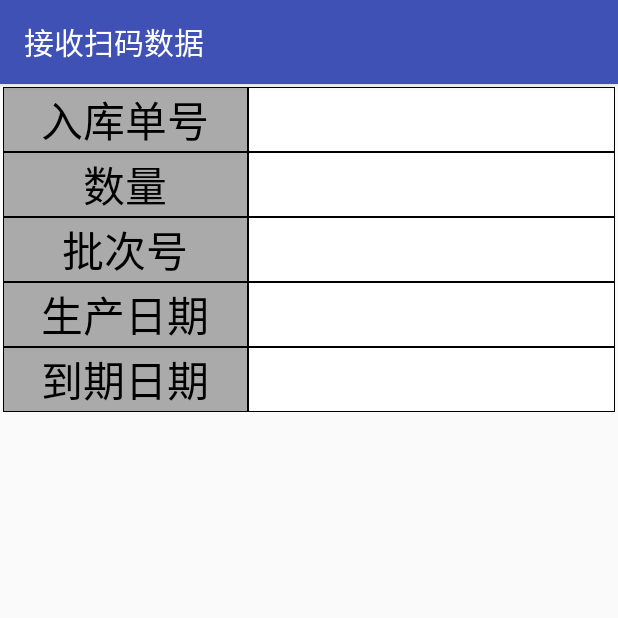
After one commit to QACBoy/Logistics, an Android app: the ScanRActivity screen opened directly, with no data from a screen before it, on a phone screen of 412 x 824 dp, the top half of it. The commit adds this screen. Run offline under Robolectric (Android 15) with nearby library versions, the phone set to English and light mode, and no system bars; libraries missing offline, so code that uses them is left out: com.borax12.materialdaterangepicker, com.r0adkll.slidr; 2 statements that could not run were skipped.

Commit message:
ScannnerResultActivity

```diff
--- a/app/src/main/AndroidManifest.xml
+++ b/app/src/main/AndroidManifest.xml
@@ -12,8 +12,7 @@
         android:label="@string/app_name"
         android:supportsRtl="true"
         android:theme="@style/AppTheme">
-        <activity android:name=".Activity.MainActivity">
-        </activity>
+        <activity android:name=".Activity.MainActivity"></activity>
 
         <receiver android:name=".Recevier.TReceiver">
             <intent-filter android:priority="2147483647">
@@ -28,6 +27,7 @@
                 <category android:name="android.intent.category.LAUNCHER" />
             </intent-filter>
         </activity>
+        <activity android:name=".Activity.ScanRActivity" android:launchMode="singleInstance"></activity>
     </application>
 
 </manifest>
--- /dev/null
+++ b/app/src/main/java/com/example/scandemo5/Activity/ScanRActivity.java
@@ -0,0 +1,172 @@
+package com.example.scandemo5.Activity;
+
+import android.graphics.Color;
+import android.support.v7.app.AppCompatActivity;
+import android.os.Bundle;
+import android.util.Log;
+import android.view.LayoutInflater;
+import android.view.View;
+import android.widget.EditText;
+import android.widget.TableLayout;
+import android.widget.TableRow;
+import android.widget.TextView;
+import android.widget.Toast;
+
+import com.borax12.materialdaterangepicker.date.DatePickerDialog;
+import com.example.scandemo5.Data.UpLoad;
+import com.example.scandemo5.MyApp;
+import com.example.scandemo5.R;
+import com.example.scandemo5.Utils.Global;
+import com.example.scandemo5.Utils.JMap;
+import com.example.scandemo5.Utils.RMap;
+import com.r0adkll.slidr.Slidr;
+import com.r0adkll.slidr.model.SlidrInterface;
+
+import java.util.Calendar;
+
+public class ScanRActivity extends AppCompatActivity {
+
+    public static TableLayout tabltLayout;
+    private JMap<String, String> map;
+
+    @Override
+    protected void onCreate(Bundle savedInstanceState) {
+        super.onCreate(savedInstanceState);
+        setContentView(R.layout.activity_scan_r);
+        int primary = getResources().getColor(R.color.colorPrimary);
+        int secondary = getResources().getColor(R.color.colorPrimaryDark);
+        SlidrInterface slidrInterface = Slidr.attach(this, primary, secondary);
+        tabltLayout = (TableLayout) findViewById(R.id.table);
+    }
+
+    @Override
+    protected void onStart() {
+        super.onStart();
+        Global.scanRActivity = this;
+    }
+
+    @Override
+    protected void onResume() {
+        super.onResume();
+        showUI();
+    }
+
+    @Override
+    protected void onStop() {
+        addDataToUpLoadList();
+        super.onStop();
+    }
+
+    private void addChildView(String key, String value, boolean Enable){
+        TableRow row = (TableRow) LayoutInflater.from(ScanRActivity.this).inflate(R.layout.handle_item, null);
+
+        TextView tKey = (TextView) row.findViewById(R.id.handle_item_key);
+        EditText tValue = (EditText) row.findViewById(R.id.handle_item_value);
+        tValue.setEnabled(Enable);
+
+//              Log.d("11010", "showUI: " + key + "------" + value);
+        tKey.setText(key);
+        tValue.setText(value);
+
+        tabltLayout.addView(row);
+    }
+
+    private void addChildTimeView(String key){
+        TableRow row = (TableRow) LayoutInflater.from(ScanRActivity.this).inflate(R.layout.handle_item, null);
+
+        TextView tKey = (TextView) row.findViewById(R.id.handle_item_key);
+        EditText tValue = (EditText) row.findViewById(R.id.handle_item_value);
+        tValue.setFocusableInTouchMode(false);
+
+        tKey.setText(key);
+        tValue.setText("");
+
+        tValue.setOnClickListener(new View.OnClickListener() {
+            @Override
+            public void onClick(final View v) {
+                Calendar now = Calendar.getInstance();
+                DatePickerDialog dpd = DatePickerDialog.newInstance(
+                        new DatePickerDialog.OnDateSetListener() {
+                            @Override
+                            public void onDateSet(DatePickerDialog view, int year, int monthOfYear, int dayOfMonth, int yearEnd, int monthOfYearEnd, int dayOfMonthEnd) {
+                                Log.d("12111", "onDateSet() called with: view = [" + view + "], year = [" + year + "], monthOfYear = [" + monthOfYear + "], dayOfMonth = [" + dayOfMonth + "], yearEnd = [" + yearEnd + "], monthOfYearEnd = [" + monthOfYearEnd + "], dayOfMonthEnd = [" + dayOfMonthEnd + "]");
+                                ((EditText) tabltLayout.getChildAt(15).findViewById(R.id.handle_item_value)).setText(year+"-"+(monthOfYear + 1)+"-"+dayOfMonth);
+                                ((EditText) tabltLayout.getChildAt(16).findViewById(R.id.handle_item_value)).setText(yearEnd+"-"+(monthOfYearEnd + 1)+"-"+dayOfMonthEnd);
+                            }
+                        },
+                        now.get(Calendar.YEAR),
+                        now.get(Calendar.MONTH),
+                        now.get(Calendar.DAY_OF_MONTH)
+                );
+                dpd.show(getFragmentManager(), "Datepickerdialog");
+            }
+        });
+
+        tabltLayout.addView(row);
+    }
+
+    private void addDataToUpLoadList(){
+        if(tabltLayout.getChildCount() > 0) {
+            String barcode = ((EditText) tabltLayout.getChildAt(3).findViewById(R.id.handle_item_value)).getText().toString();
+            String goods_no = ((EditText) tabltLayout.getChildAt(1).findViewById(R.id.handle_item_value)).getText().toString();
+            String goods_name = ((EditText) tabltLayout.getChildAt(2).findViewById(R.id.handle_item_value)).getText().toString();
+            String MFG = ((EditText) tabltLayout.getChildAt(15).findViewById(R.id.handle_item_value)).getText().toString();
+            String EXP = ((EditText) tabltLayout.getChildAt(16).findViewById(R.id.handle_item_value)).getText().toString();
+            String LOT = ((EditText) tabltLayout.getChildAt(14).findViewById(R.id.handle_item_value)).getText().toString();
+            String quantity = ((EditText) tabltLayout.getChildAt(13).findViewById(R.id.handle_item_value)).getText().toString();
+            Global.upLoad.add(new UpLoad.ScanData(barcode, goods_no, goods_name, MFG, EXP, LOT, quantity));
+        }
+    }
+
+    public void showUI() {
+
+        addDataToUpLoadList();
+
+        map = Global.ShowUI_map;
+        tabltLayout.removeAllViewsInLayout();
+        tabltLayout.setBackgroundColor(Color.BLACK);
+        addChildView(RMap.getrMap().get("procure_no"),Global.PROCURENO,false);
+        for (int i = 0; i < map.size(); i++) {
+            String key = RMap.getrMap().get(map.indexKey(i));
+            String value = map.get(map.indexKey(i));
+
+            addChildView(key,value,false);
+        }
+        addChildView(RMap.getrMap().get("quantity"),"",true);
+        addChildView(RMap.getrMap().get("LOT"),"",true);
+        //生产日期
+        addChildTimeView(RMap.getrMap().get("MFG"));
+        //到期日期
+
+        addChildTimeView(RMap.getrMap().get("EXP"));
+    }
+
+    private boolean validate(){
+        String str = ((EditText)tabltLayout.getChildAt(13).findViewById(R.id.handle_item_value)).getText().toString();
+        if(!"".equals(str) && str != null){
+            if(new Integer(str) > 0) {
+                str = ((EditText) tabltLayout.getChildAt(14).findViewById(R.id.handle_item_value)).getText().toString();
+                if(!"".equals(str) && str != null){
+                    str = ((EditText) tabltLayout.getChildAt(15).findViewById(R.id.handle_item_value)).getText().toString();
+                    if(!"".equals(str) && str != null){
+                        str = ((EditText) tabltLayout.getChildAt(16).findViewById(R.id.handle_item_value)).getText().toString();
+                        if(!"".equals(str) && str != null){
+                            return true;
+                        }else {
+                            Toast.makeText(ScanRActivity.this,"请选择到期日期",Toast.LENGTH_SHORT).show();
+                        }
+                    }else {
+                        Toast.makeText(ScanRActivity.this,"请选择生产日期",Toast.LENGTH_SHORT).show();
+                    }
+                }else {
+                    Toast.makeText(ScanRActivity.this,"请输入批次号",Toast.LENGTH_SHORT).show();
+                }
+            }else {
+                Toast.makeText(ScanRActivity.this,"数量必需大于0",Toast.LENGTH_SHORT).show();
+            }
+        }else {
+            Toast.makeText(ScanRActivity.this,"请输入数量",Toast.LENGTH_SHORT).show();
+        }
+        return false;
+    }
+}
--- a/app/src/main/java/com/example/scandemo5/Utils/Global.java
+++ b/app/src/main/java/com/example/scandemo5/Utils/Global.java
@@ -3,6 +3,7 @@ package com.example.scandemo5.Utils;
 import android.content.Context;
 import android.content.SharedPreferences;
 
+import com.example.scandemo5.Activity.ScanRActivity;
 import com.example.scandemo5.Data.UpLoad;
 import com.example.scandemo5.MyApp;
 
@@ -41,5 +42,8 @@ public class Global {
 
     public static UpLoad upLoad = new UpLoad();
 
+    public static ScanRActivity scanRActivity;
+
+    public static JMap<String,String> ShowUI_map;
 
 }
--- /dev/null
+++ b/app/src/main/res/layout/activity_scan_r.xml
@@ -0,0 +1,27 @@
+<?xml version="1.0" encoding="utf-8"?>
+<LinearLayout xmlns:android="http://schemas.android.com/apk/res/android"
+    xmlns:tools="http://schemas.android.com/tools"
+    android:layout_width="match_parent"
+    android:layout_height="match_parent"
+    android:orientation="vertical"
+    android:windowBackground="@android:color/transparent"
+    android:windowIsTranslucent="true">
+
+    <ScrollView
+        android:layout_weight="1"
+        android:layout_width="match_parent"
+        android:layout_height="match_parent">
+
+        <TableLayout
+            android:id="@+id/table"
+            android:layout_width="match_parent"
+            android:layout_height="wrap_content"
+            android:layout_margin="2dp"
+            android:background="@android:color/background_dark"
+            android:orientation="vertical">
+
+        </TableLayout>
+
+    </ScrollView>
+
+</LinearLayout>
```
Also changed, not shown: app/build.gradle (+4 -3 lines), app/src/main/java/com/example/scandemo5/Activity/MainActivity.java (+44 -28 lines), app/src/main/java/com/example/scandemo5/Recevier/TReceiver.java (+14 -221 lines), app/src/main/res/layout/handle.xml (+30 -30 lines), app/src/main/res/menu/actionbar.xml (+6 -1 lines).
